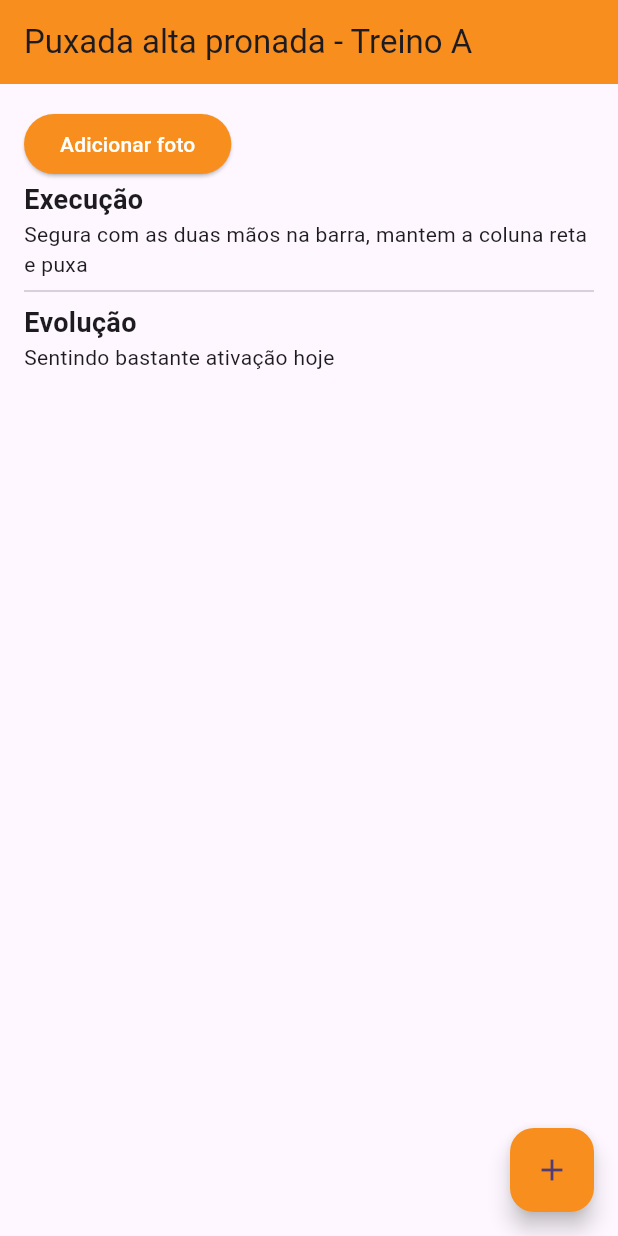
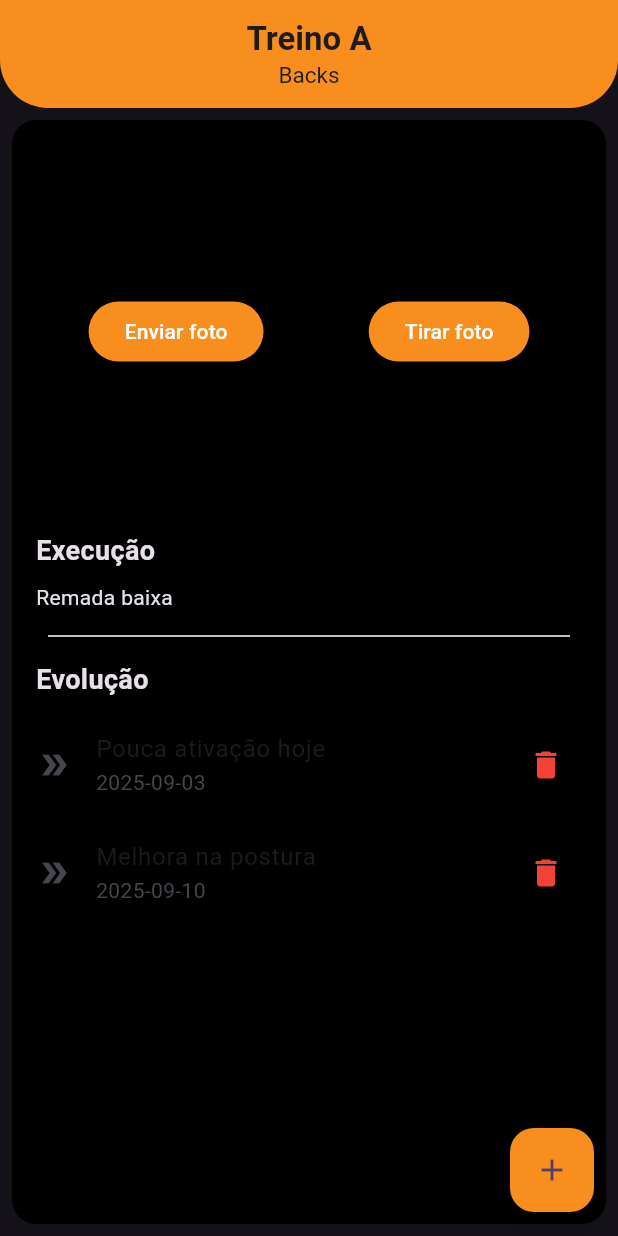
Before and after one commit to GustaDuarte/gym-easy, a Flutter app: the screen it shows after launch, on a phone screen of 412 x 824 dp. Run offline on Flutter 3.47's test engine with Material 3 defaults, Android fonts, the phone set to English and light mode, and no system bars.

Commit message:
:sparkles: feat: Cadastro de exercicios

```diff
--- a/lib/main.dart
+++ b/lib/main.dart
@@ -12,7 +12,7 @@ class MyApp extends StatelessWidget {
   Widget build(BuildContext context) {
     return MaterialApp(
       title: 'Flutter Demo',
-      theme: ThemeData(
+      theme: ThemeData.dark().copyWith(
         colorScheme: ColorScheme.fromSeed(seedColor: Colors.deepPurple),
       ),
       home: ExerciseScreen(),
--- /dev/null
+++ b/lib/models/exercise_model.dart
@@ -0,0 +1,32 @@
+class ExerciseModel {
+  String id;
+  String name;
+  String exercise;
+  String execution;
+
+  String? urlImage;
+
+  ExerciseModel({
+    required this.id,
+    required this.name,
+    required this.exercise,
+    required this.execution,
+  });
+
+  ExerciseModel.fromMap(Map<String, dynamic> map)
+    : id = map["id"],
+      name = map["name"],
+      exercise = map["exercise"],
+      execution = map["note"],
+      urlImage = map["urlImage"];
+
+  Map<String, dynamic> toMap() {
+    return {
+      "id": id,
+      "name": name,
+      "exercise": exercise,
+      "note": execution,
+      "urlImage": urlImage,
+    };
+  }
+}
--- /dev/null
+++ b/lib/models/note_model.dart
@@ -0,0 +1,16 @@
+class NoteModel {
+  String id;
+  String note;
+  String date;
+
+  NoteModel({required this.id, required this.note, required this.date});
+
+  NoteModel.fromMap(Map<String, dynamic> map)
+    : id = map["id"],
+      note = map["note"],
+      date = map["date"];
+
+  Map<String, dynamic> toMap() {
+    return {"id": id, "note": note, "date": date};
+  }
+}
--- a/lib/screens/exercise.dart
+++ b/lib/screens/exercise.dart
@@ -1,45 +1,118 @@
 import 'package:flutter/material.dart';
+import 'package:flutter_projects/models/exercise_model.dart';
+import 'package:flutter_projects/models/note_model.dart';
 
 class ExerciseScreen extends StatelessWidget {
-  const ExerciseScreen({super.key});
+  ExerciseScreen({super.key});
+
+  final ExerciseModel exerciseModel = ExerciseModel(
+    id: "Ex001",
+    name: "Treino A",
+    exercise: "Backs",
+    execution: "Remada baixa",
+  );
+  final List<NoteModel> listNotes = [
+    NoteModel(id: "NM001", note: "Pouca ativação hoje", date: "2025-09-03"),
+    NoteModel(id: "NM002", note: "Melhora na postura", date: "2025-09-10"),
+  ];
 
   @override
   Widget build(BuildContext context) {
     return Scaffold(
       appBar: AppBar(
-        title: const Text("Puxada alta pronada - Treino A"),
-        backgroundColor: Color(0xFFF78E1E),
+        title: Column(
+          children: [
+            Text(
+              exerciseModel.name,
+              style: const TextStyle(fontWeight: FontWeight.bold, fontSize: 22),
+            ),
+            Text(exerciseModel.exercise, style: const TextStyle(fontSize: 15)),
+          ],
+        ),
+        backgroundColor: const Color(0xFFF78E1E),
+        centerTitle: true,
+        elevation: 0,
+        toolbarHeight: 72,
+        shape: const RoundedRectangleBorder(
+          borderRadius: BorderRadius.vertical(bottom: Radius.circular(32)),
+        ),
       ),
       floatingActionButton: FloatingActionButton(
         backgroundColor: Color(0xFFF78E1E),
-        onPressed: (){
+        onPressed: () {
           print("Adicionado com sucesso");
         },
-        child: const Icon(Icons.add),),
-      body: Padding(
+        child: const Icon(Icons.add),
+      ),
+      body: Container(
+        margin: EdgeInsets.all(8),
         padding: const EdgeInsets.all(16.0),
-        child: Column(
-          crossAxisAlignment: CrossAxisAlignment.start,
-            children: [
-            ElevatedButton(
-              style: ElevatedButton.styleFrom(
-                backgroundColor: Color(0xFFF78E1E),
-                foregroundColor: Colors.white,
+        decoration: BoxDecoration(
+          color: Colors.black,
+          borderRadius: BorderRadius.circular(16),
+        ),
+        child: ListView(
+          children: [
+            SizedBox(
+              height: 250,
+              child: Row(
+                mainAxisAlignment: MainAxisAlignment.spaceAround,
+                children: [
+                  ElevatedButton(
+                    style: ElevatedButton.styleFrom(
+                      backgroundColor: Color(0xFFF78E1E),
+                      foregroundColor: Colors.white,
+                    ),
+                    onPressed: () {},
+                    child: Text("Enviar foto"),
+                  ),
+                  ElevatedButton(
+                    style: ElevatedButton.styleFrom(
+                      backgroundColor: Color(0xFFF78E1E),
+                      foregroundColor: Colors.white,
+                    ),
+                    onPressed: () {},
+                    child: const Text("Tirar foto"),
+                  ),
+                ],
               ),
-                onPressed: (){},
-                child: Text("Adicionar foto")),
-            const Text("Execução", style: TextStyle(
-              fontWeight: FontWeight.bold,
-              fontSize: 18),
             ),
-            const Text("Segura com as duas mãos na barra, mantem a coluna reta e puxa"),
-            const Divider(),
-            const Text("Evolução", style: TextStyle(
-                fontWeight: FontWeight.bold,
-                fontSize: 18),
+            const SizedBox(height: 8),
+            const Text(
+              "Execução",
+              style: TextStyle(fontWeight: FontWeight.bold, fontSize: 18),
             ),
-            const Text("Sentindo bastante ativação hoje"),
-        ],),
+            const SizedBox(height: 8),
+            Text(exerciseModel.execution),
+            const Padding(
+              padding: const EdgeInsets.all(8.0),
+              child: const Divider(color: Colors.white),
+            ),
+            const Text(
+              "Evolução",
+              style: TextStyle(fontWeight: FontWeight.bold, fontSize: 18),
+            ),
+            const SizedBox(height: 8),
+            Column(
+              crossAxisAlignment: CrossAxisAlignment.start,
+              children: List.generate(listNotes.length, (index) {
+                NoteModel noteNow = listNotes[index];
+                return ListTile(
+                  contentPadding: EdgeInsets.zero,
+                  title: Text(noteNow.note),
+                  subtitle: Text(noteNow.date),
+                  leading: Icon(Icons.double_arrow),
+                  trailing: IconButton(
+                    icon: const Icon(Icons.delete, color: Colors.red),
+                    onPressed: () {
+                      print("DELETAR ${noteNow.note}");
+                    },
+                  ),
+                );
+              }),
+            ),
+          ],
+        ),
       ),
     );
   }
```
